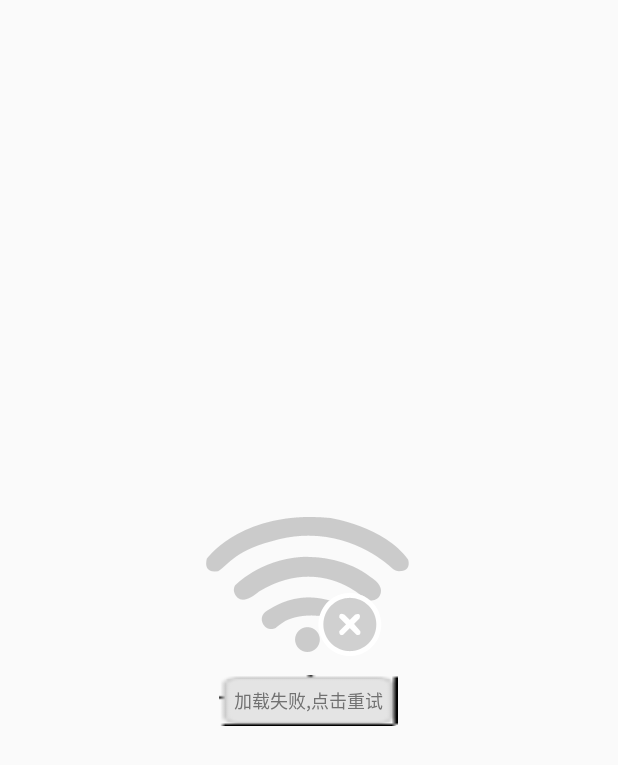
After one commit to ye0yeg/GooglePlay42, an Android app: the layout pager_error.xml on its own in the app's theme, with its tools: preview values and no code run, on a phone screen of 412 x 824 dp. The commit adds this screen. Shown: the top 765 px of the screen. Run offline under Robolectric (Android 15) with nearby library versions, the phone set to English and light mode, and no system bars.

Commit message:
添加4个默认界面

```diff
--- /dev/null
+++ b/app/src/main/res/drawable/selector_btn_bg.xml
@@ -0,0 +1,5 @@
+<?xml version="1.0" encoding="utf-8"?>
+<selector xmlns:android="http://schemas.android.com/apk/res/android">
+    <item android:drawable="@drawable/btn_pressed" android:state_enabled="true" />
+    <item android:drawable="@drawable/btn_normal" />
+</selector>
--- /dev/null
+++ b/app/src/main/res/layout/pager_error.xml
@@ -0,0 +1,31 @@
+<?xml version="1.0" encoding="utf-8"?>
+<RelativeLayout xmlns:android="http://schemas.android.com/apk/res/android"
+    android:layout_width="match_parent"
+    android:layout_height="match_parent" >
+
+    <LinearLayout
+        android:layout_width="wrap_content"
+        android:layout_height="wrap_content"
+        android:layout_centerInParent="true"
+        android:gravity="center"
+        android:orientation="vertical" >
+
+        <ImageView
+            android:layout_width="wrap_content"
+            android:layout_height="wrap_content"
+            android:src="@mipmap/ic_error_page" />
+
+        <Button
+            android:id="@+id/error_btn_retry"
+            android:layout_width="wrap_content"
+            android:layout_height="34dp"
+            android:layout_marginTop="10dp"
+            android:background="@drawable/selector_btn_bg"
+            android:paddingLeft="10dp"
+            android:paddingRight="10dp"
+            android:text="加载失败,点击重试"
+            android:textColor="#ff717171"
+            android:textSize="12sp" />
+    </LinearLayout>
+
+</RelativeLayout>
```
Also changed, not shown: app/src/main/java/gp/ye0yeg/googleplay4/base/BaseFragment.java (+23 -31 lines), app/src/main/java/gp/ye0yeg/googleplay4/base/BaseFragmentCommon.java (added, +51 -0 lines), app/src/main/java/gp/ye0yeg/googleplay4/base/LoadingPager.java (added, +116 -0 lines), app/src/main/java/gp/ye0yeg/googleplay4/fragment/HomeFragment.java (+6 -15 lines), app/src/main/res/layout/pager_empty.xml (added, +12 -0 lines), app/src/main/res/layout/pager_loading.xml (added, +13 -0 lines), app/src/main/res/drawable/btn_normal.png (added), app/src/main/res/drawable/btn_pressed.png (added), app/src/main/res/mipmap-hdpi/ic_empty_page.png (added), app/src/main/res/mipmap-hdpi/ic_error_page.png (added).
